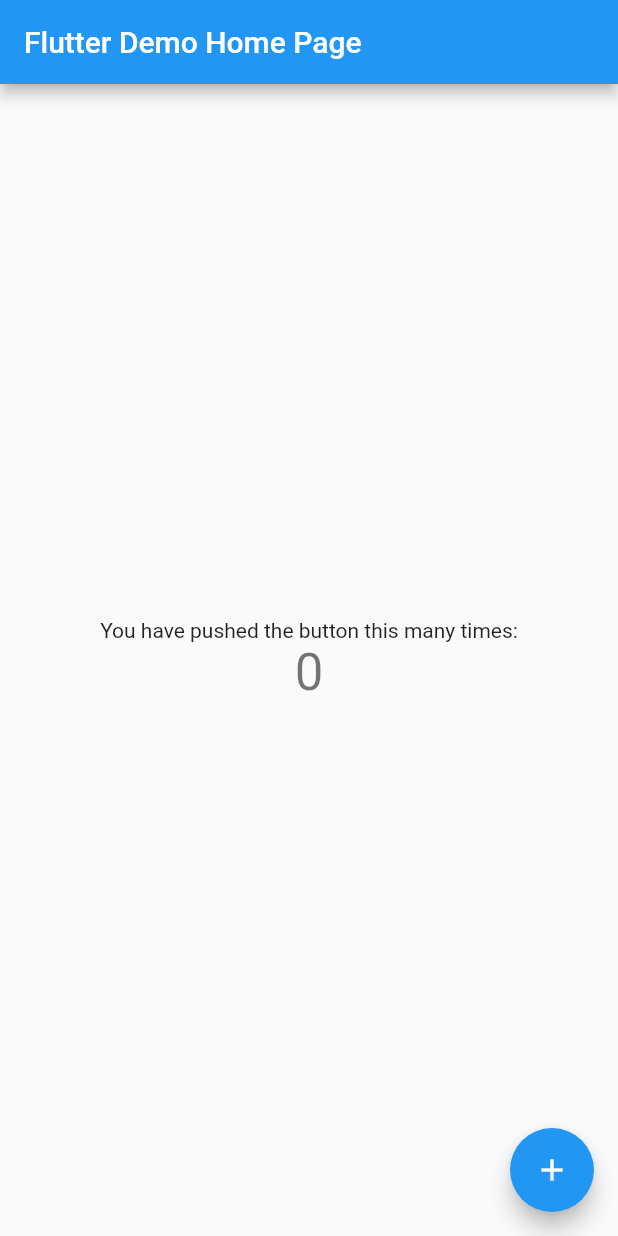
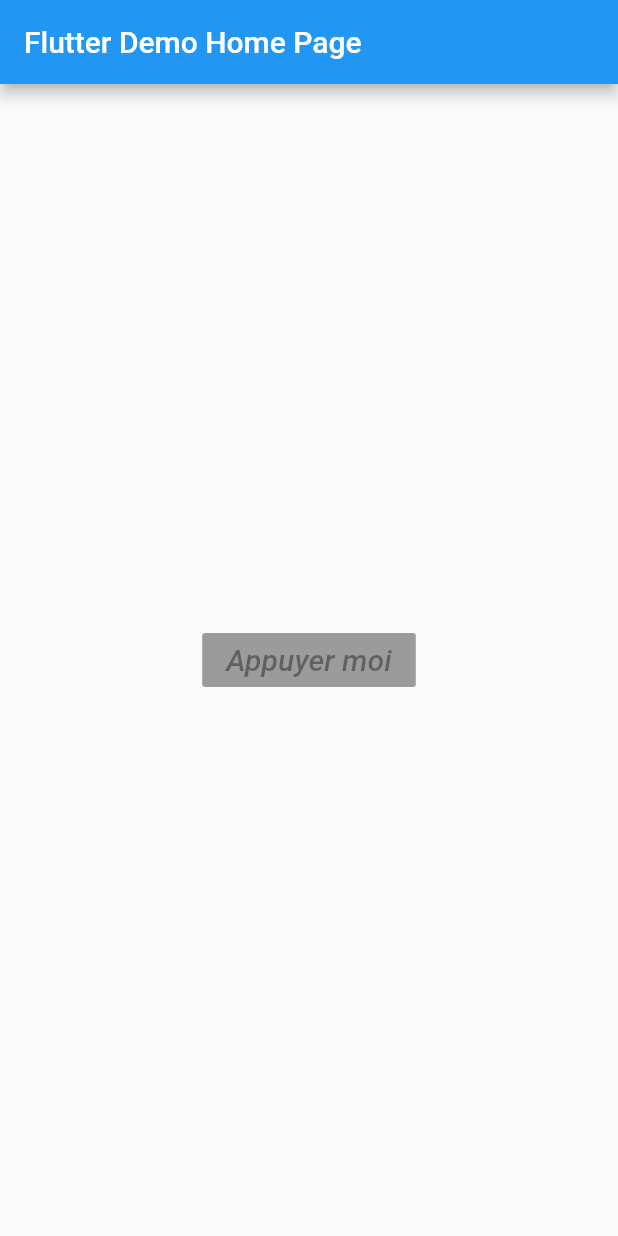
Before and after one commit to EvaWayJ/pop, a Flutter app: the screen it shows after launch, on a phone screen of 412 x 824 dp. Run offline on Flutter 3.47's test engine with Material 2 defaults, Android fonts, the phone set to English and light mode, and no system bars; statements that could not run were skipped.

Commit message:
Mise en place du projet creation classe body

```diff
--- /dev/null
+++ b/lib/body.dart
@@ -0,0 +1,28 @@
+import 'package:flutter/material.dart';
+
+class Body extends StatefulWidget{
+  @override
+  _BodyState createState()=> new _BodyState();
+}
+
+class _BodyState extends State<Body>{
+  @override
+  Widget build(BuildContext context) {
+    return new Center(
+      child: RaisedButton(onPressed: pressed(),
+      child: new Text(
+        "Appuyer moi",
+            style: new TextStyle(
+               fontStyle: FontStyle.italic,
+              fontSize: 20.0
+            )
+      ),)
+      ,
+    );
+  }
+  void pressed(){
+    setState(() {
+      print("object")
+    });
+  }
+}
--- a/lib/main.dart
+++ b/lib/main.dart
@@ -1,23 +1,16 @@
 import 'package:flutter/material.dart';
+import 'package:pop/body.dart';
 
 void main() => runApp(MyApp());
 
 class MyApp extends StatelessWidget {
-  // This widget is the root of your application.
+
   @override
   Widget build(BuildContext context) {
     return MaterialApp(
       title: 'Flutter Demo',
       theme: ThemeData(
-        // This is the theme of your application.
-        //
-        // Try running your application with "flutter run". You'll see the
-        // application has a blue toolbar. Then, without quitting the app, try
-        // changing the primarySwatch below to Colors.green and then invoke
-        // "hot reload" (press "r" in the console where you ran "flutter run",
-        // or simply save your changes to "hot reload" in a Flutter IDE).
-        // Notice that the counter didn't reset back to zero; the application
-        // is not restarted.
+
         primarySwatch: Colors.blue,
       ),
       home: MyHomePage(title: 'Flutter Demo Home Page'),
@@ -28,14 +21,6 @@ class MyApp extends StatelessWidget {
 class MyHomePage extends StatefulWidget {
   MyHomePage({Key key, this.title}) : super(key: key);
 
-  // This widget is the home page of your application. It is stateful, meaning
-  // that it has a State object (defined below) that contains fields that affect
-  // how it looks.
-
-  // This class is the configuration for the state. It holds the values (in this
-  // case the title) provided by the parent (in this case the App widget) and
-  // used by the build method of the State. Fields in a Widget subclass are
-  // always marked "final".
 
   final String title;
 
@@ -44,68 +29,16 @@ class MyHomePage extends StatefulWidget {
 }
 
 class _MyHomePageState extends State<MyHomePage> {
-  int _counter = 0;
-
-  void _incrementCounter() {
-    setState(() {
-      // This call to setState tells the Flutter framework that something has
-      // changed in this State, which causes it to rerun the build method below
-      // so that the display can reflect the updated values. If we changed
-      // _counter without calling setState(), then the build method would not be
-      // called again, and so nothing would appear to happen.
-      _counter++;
-    });
-  }
 
   @override
   Widget build(BuildContext context) {
-    // This method is rerun every time setState is called, for instance as done
-    // by the _incrementCounter method above.
-    //
-    // The Flutter framework has been optimized to make rerunning build methods
-    // fast, so that you can just rebuild anything that needs updating rather
-    // than having to individually change instances of widgets.
+
     return Scaffold(
       appBar: AppBar(
-        // Here we take the value from the MyHomePage object that was created by
-        // the App.build method, and use it to set our appbar title.
+
         title: Text(widget.title),
       ),
-      body: Center(
-        // Center is a layout widget. It takes a single child and positions it
-        // in the middle of the parent.
-        child: Column(
-          // Column is also a layout widget. It takes a list of children and
-          // arranges them vertically. By default, it sizes itself to fit its
-          // children horizontally, and tries to be as tall as its parent.
-          //
-          // Invoke "debug painting" (press "p" in the console, choose the
-          // "Toggle Debug Paint" action from the Flutter Inspector in Android
-          // Studio, or the "Toggle Debug Paint" command in Visual Studio Code)
-          // to see the wireframe for each widget.
-          //
-          // Column has various properties to control how it sizes itself and
-          // how it positions its children. Here we use mainAxisAlignment to
-          // center the children vertically; the main axis here is the vertical
-          // axis because Columns are vertical (the cross axis would be
-          // horizontal).
-          mainAxisAlignment: MainAxisAlignment.center,
-          children: <Widget>[
-            Text(
-              'You have pushed the button this many times:',
-            ),
-            Text(
-              '$_counter',
-              style: Theme.of(context).textTheme.display1,
-            ),
-          ],
-        ),
-      ),
-      floatingActionButton: FloatingActionButton(
-        onPressed: _incrementCounter,
-        tooltip: 'Increment',
-        child: Icon(Icons.add),
-      ), // This trailing comma makes auto-formatting nicer for build methods.
+      body:  new Body() // This trailing comma makes auto-formatting nicer for build methods.
     );
   }
 }
```
